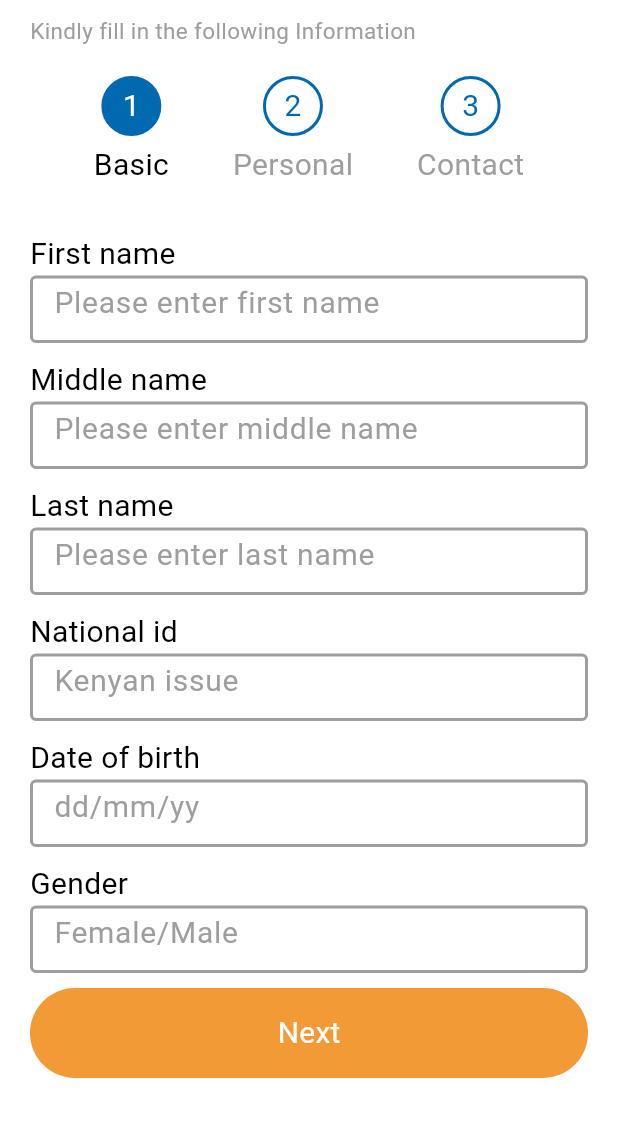
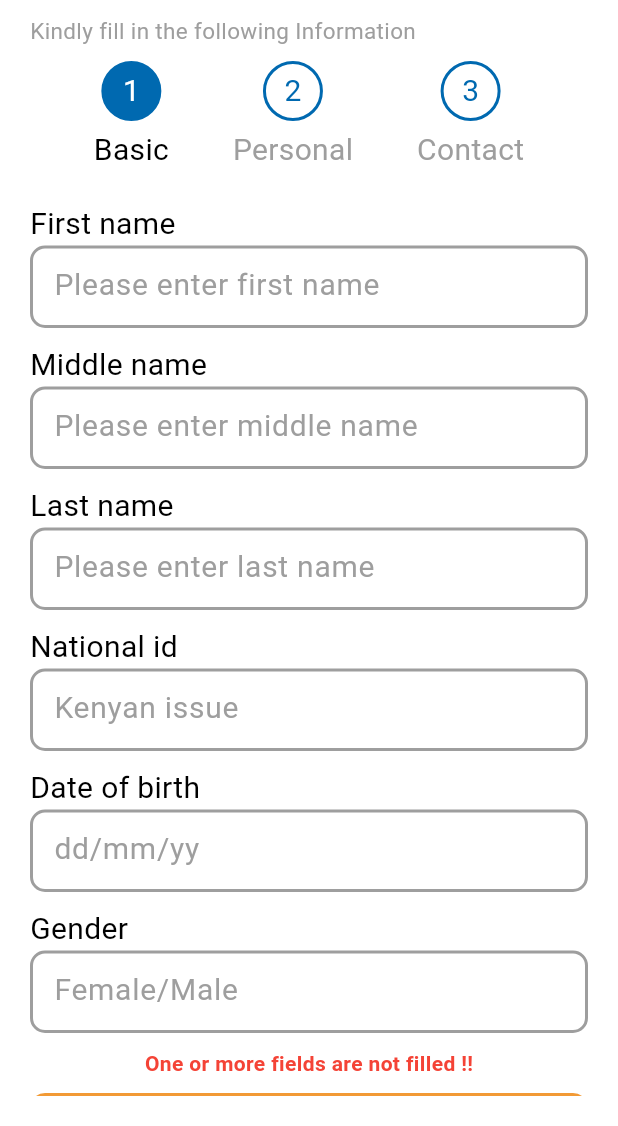
Before and after one commit to NGURE-TIM/OASIS-CAPITAL-INVESTMENTS, a Flutter app: the screen it shows after launch, after a tap on "Next", on a phone screen of 412 x 824 dp, the part 110-1236 px from its top. Run offline on Flutter 3.47's test engine with Material 3 defaults, Android fonts, the phone set to English and light mode, and no system bars; our stand-ins replace another_flutter_splash_screen, dashed_circular_progress_bar, dropdown_textfield, firebase_auth, firebase_core, simple_circular_progress_bar and 1 more; accounts and stored records are empty.

Commit message:
forms complete

```diff
--- a/lib/data_Entry/dataEntryWidgets/widgets.dart
+++ b/lib/data_Entry/dataEntryWidgets/widgets.dart
@@ -50,11 +50,14 @@ class circle extends StatelessWidget {
 
 
 
+
 class TextFields extends StatelessWidget {
+
   String label;
   String hintText;
   String textvalue;
-  TextFields(this.label , this.hintText , this.textvalue);
+  Function (String) onChanged;
+  TextFields(this.label , this.hintText , this.textvalue , this.onChanged);
   @override
   Widget build(BuildContext context) {
     return Column(
@@ -73,31 +76,32 @@ class TextFields extends StatelessWidget {
           ),
         ),
         Container(
-          height: 45,
+          height: 55,
           width: double.infinity,
           child: TextField(
-
             style: TextStyle(
                 color: black
             ),
+
             autofocus: false,
             textAlign: TextAlign.left,
             //controller: controller,
             cursorColor: grey,
             decoration:InputDecoration(
                 hintText: hintText,
-                border: const OutlineInputBorder(
-                    borderRadius: BorderRadius.all(Radius.circular(10))
-                ),
                 enabledBorder: const OutlineInputBorder(
+                  borderRadius :BorderRadius.all(Radius.circular(10)),
                   borderSide:  BorderSide(
                       color: grey, width: 2.0),
                 ),
+                focusedBorder: const OutlineInputBorder(
+                  borderRadius :BorderRadius.all(Radius.circular(10)),
+                  borderSide:  BorderSide(
+                      color: seedBlue, width: 2.0),
+                ),
                 hintStyle: TextStyle(
                     color: grey,fontSize: 20)),
-            onChanged: (value){
-              textvalue=value;
-            },
+            onChanged:onChanged,
           ),
         ),
       ],
--- a/lib/data_Entry/entry.dart
+++ b/lib/data_Entry/entry.dart
@@ -1,10 +1,8 @@
 import 'package:flutter/material.dart';
 import 'package:fulusi/colors/colors.dart';
-import 'package:firebase_auth/firebase_auth.dart';
-import 'package:dashed_circular_progress_bar/dashed_circular_progress_bar.dart';
-import 'package:slide_countdown/slide_countdown.dart';
 import 'dataEntryWidgets/widgets.dart';
-
+import 'package:fulusi/data_Entry/personal.dart';
+import 'package:simple_circular_progress_bar/simple_circular_progress_bar.dart';
 
 late String Firstname='x';
 late String Middlename='x';
@@ -14,14 +12,23 @@ late String DOB='x';
 late String Gender='x';
 
 bool Complete=false;
-onComplete()async{
-while(Complete==false)
-  await Future.delayed(Duration(seconds:20));
-if(Complete){
+bool buttonIsPressed=false;
+onComplete(){
 
+ if (Firstname != 'x' &&
+      Middlename != 'x' &&
+      Lastname != 'x' &&
+      ID != 'x' &&
+      DOB != 'x' &&
+      Gender != 'x'){
+   Complete=true;
+ }
+ else{
+   Complete=false;
+ }
 }
 
-}
+
 class entry extends StatefulWidget {
   const entry({Key? key}) : super(key: key);
 
@@ -31,6 +38,7 @@ class entry extends StatefulWidget {
 
 class _entryState extends State<entry> {
   @override
+
   Widget build(BuildContext context) {
     return  SafeArea(child:Scaffold(
       backgroundColor: white,
@@ -61,7 +69,7 @@ style:TextStyle(
                 ),
               ),
               SizedBox(
-                height: 20,
+                height: 10,
               ),
               Row(
                 mainAxisAlignment: MainAxisAlignment.spaceEvenly,
@@ -74,22 +82,92 @@ style:TextStyle(
                 ],
               ),
               const SizedBox(
-                height: 20,
+                height: 10,
               ),
 
-              TextFields('First name','Please enter first name' ,Firstname),
-              TextFields('Middle name','Please enter middle name',Middlename),
-              TextFields('Last name','Please enter last name',Lastname),
-              TextFields('National id','Kenyan issue',ID),
-              TextFields('Date of birth ','dd/mm/yy',DOB),
-              TextFields('Gender ','Female/Male',Gender),
+              TextFields('First name','Please enter first name' ,Firstname , (value){
+                Firstname=value;
+              }),
+              TextFields('Middle name','Please enter middle name',Middlename,(value){
+                Middlename=value;
+              }),
+              TextFields('Last name','Please enter last name',Lastname,(value){
+                Lastname=value;
+              }),
+              TextFields('National id','Kenyan issue',ID,(value){
+                ID=value;
+              }),
+              TextFields('Date of birth ','dd/mm/yy',DOB,(value){
+                DOB=value;
+              }),
+              TextFields('Gender ','Female/Male',Gender,(value){
+                Gender=value;
+              } ),
               const SizedBox(
                 height: 10,
               ),
+              if (Complete==false && buttonIsPressed)
+                const Center(
+                  child: Column(
+                    children: [
+                      Text(
+                        'One or more fields are not filled !!',
+                        style: TextStyle(
+                          color: error,
+                          fontWeight: FontWeight.w700,
+                          fontSize: 14,
+                        ),
+                      ),
+                      SizedBox(
+                        height: 10,
+                      ),
+                    ],
+                  ),
+                ),
+
                Container(
                  height: 60,
                  width: double.infinity,
-                 child: ElevatedButton(onPressed: (){}, child: Text(
+                 child: ElevatedButton(onPressed: ()async{
+                   onComplete();
+                   if(Complete){
+                     /* showDialog(
+                       context: context,
+                       builder: (BuildContext context) {
+                         return Stack(
+                             children: [
+                               ModalBarrier(
+                                 color: black.withOpacity(0.4),
+                               ),
+                               AlertDialog(
+                                 backgroundColor: transparent,
+                                 content: SimpleCircularProgressBar(
+                                   size: 50,
+                                   progressStrokeWidth: 5,
+                                   backStrokeWidth: 8,
+                                   mergeMode: true,
+                                   progressColors: const [seedBlue],
+                                   backColor: Colors.black.withOpacity(0.4),
+                                   animationDuration: 3,
+                                 ),
+                               ),
+                             ]
+                         );
+                       },
+                     );
+                     */
+
+                     Navigator.push(
+                       context,
+                       MaterialPageRoute(builder: (context) => Personal()),
+                     );
+                   }
+                   else{
+                     setState(() {
+                       buttonIsPressed=true;
+                     });
+                   }
+                 }, child: Text(
                   'Next',
                   style: TextStyle(
                       fontWeight: FontWeight.w400,
@@ -98,6 +176,9 @@ style:TextStyle(
                   ),
               ),
                   style: ElevatedButton.styleFrom(
+                    shape: RoundedRectangleBorder(
+                      borderRadius: BorderRadius.circular(10),
+                    ),
                       elevation: 0, backgroundColor: orange
                   ),
               ),
--- a/lib/logins/login_screens/register/register.dart
+++ b/lib/logins/login_screens/register/register.dart
@@ -228,8 +228,9 @@ textField=true;
     return textField ? Text('Phone number should be 12 digits long inclusive of country code!',
 
       style: TextStyle(
-        fontSize: 10,
-        color: error,
+        color: Colors.red,
+        fontWeight: FontWeight.w700,
+        fontSize: 14,
       ),
     )
         : SizedBox();
--- a/pubspec.yaml
+++ b/pubspec.yaml
@@ -42,6 +42,8 @@ dependencies:
   cloud_firestore: ^4.13.6
   dashed_circular_progress_bar: ^0.0.6
   slide_countdown: ^1.5.0
+  simple_circular_progress_bar: ^1.0.2
+  dropdown_textfield: ^1.0.8
 
 
 dev_dependencies:
```
Also changed, not shown: lib/data_Entry/contract.dart (added, +266 -0 lines), lib/data_Entry/personal.dart (added, +164 -0 lines), pubspec.lock.
